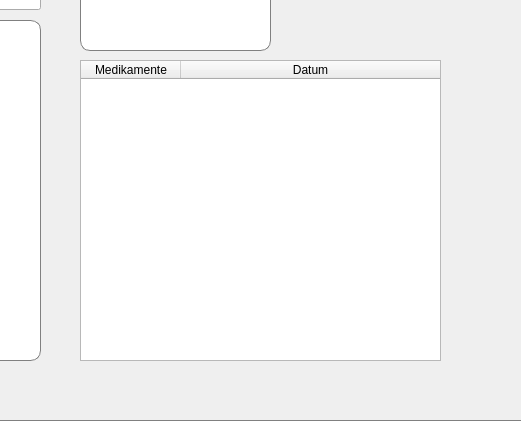
First picture: the form in libary/hgalaxy.ui, repository n1kozor/HedgehogGalaxy, before the edit; both pictures show x 500 to 1021 and y 140 to 561 of the 1379 by 765 pixel window.
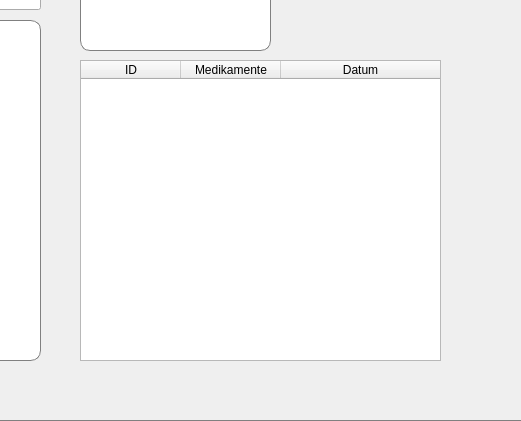
Second picture: the form after the edit. Icons and pictures are not drawn.

Patch:
```diff
--- a/libary/hgalaxy.ui
+++ b/libary/hgalaxy.ui
@@ -1387,6 +1387,11 @@
       <attribute name="verticalHeaderStretchLastSection">
        <bool>false</bool>
       </attribute>
+      <column>
+       <property name="text">
+        <string>ID</string>
+       </property>
+      </column>
       <column>
        <property name="text">
         <string>Medikamente</string>
```
